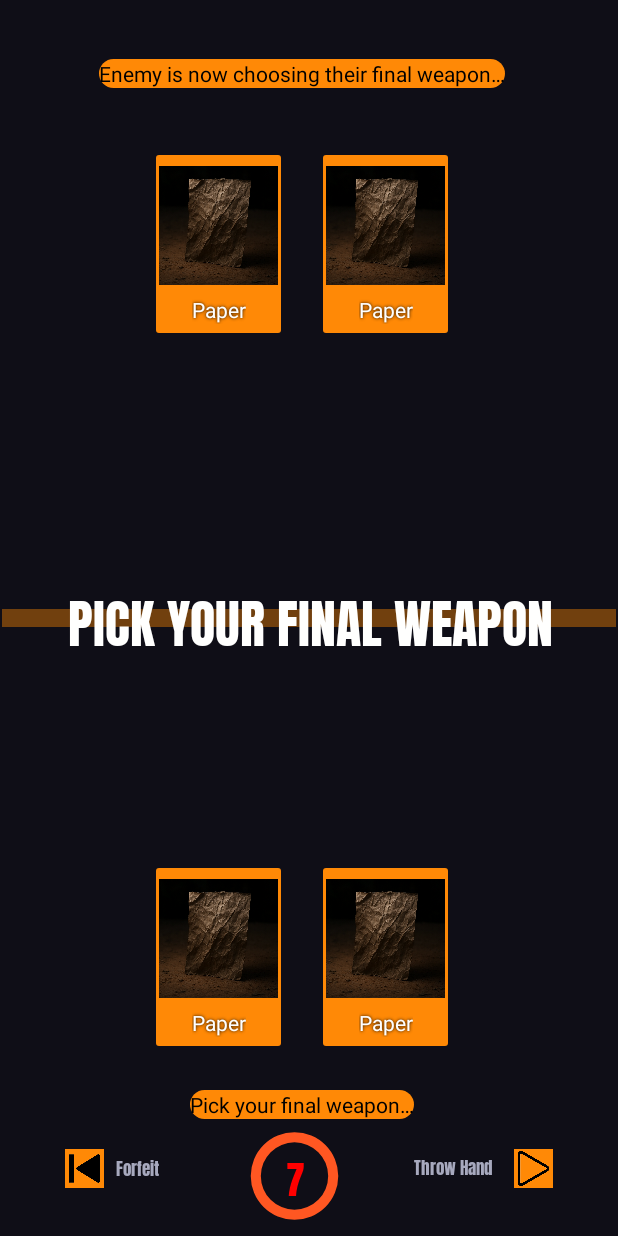
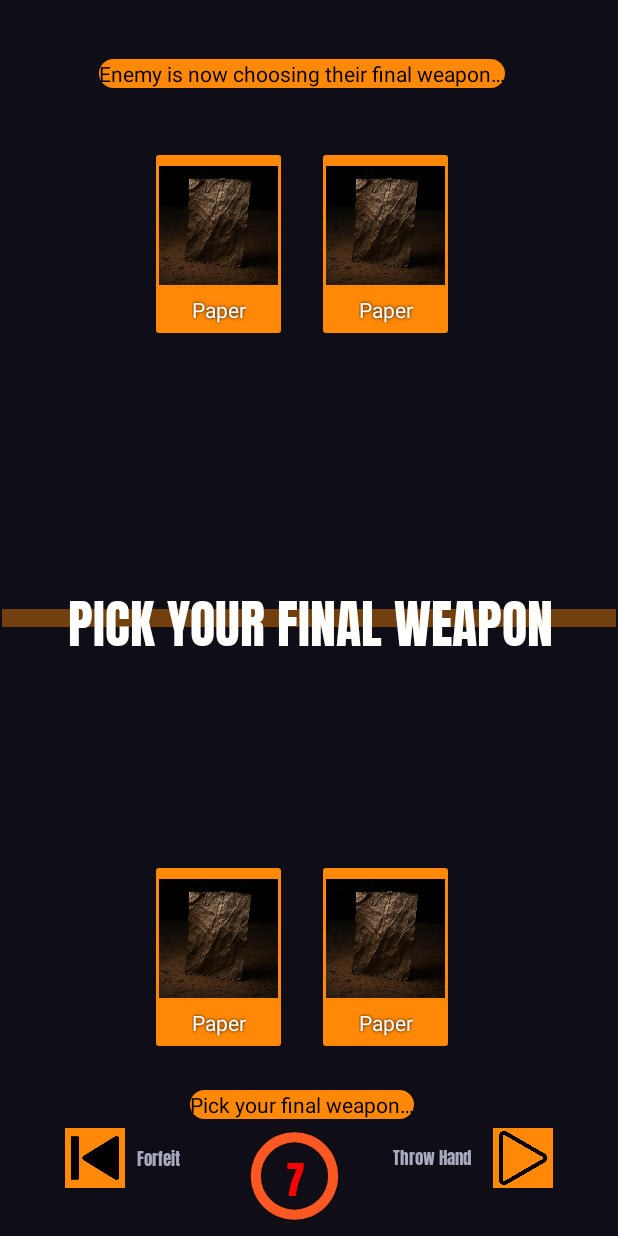
Before and after one commit to YajiHub/RockPaperScissors_MobileTW, an Android app: the FinalHandPicking screen opened directly, with no data from a screen before it, on a phone screen of 412 x 824 dp. Run offline under Robolectric (Android 15) with nearby library versions, the phone set to English and light mode, and no system bars; Roboto replaces fonts that are not available here; 2 statements that could not run were skipped.

Commit message:
Button size changed

```diff
--- a/app/src/main/res/layout/activity_final_hand_picking.xml
+++ b/app/src/main/res/layout/activity_final_hand_picking.xml
@@ -246,8 +246,8 @@
 
     <ImageView
         android:id="@+id/forfeitButton"
-        android:layout_width="26dp"
-        android:layout_height="26dp"
+        android:layout_width="40dp"
+        android:layout_height="40dp"
         android:layout_marginStart="43dp"
         android:layout_marginBottom="32dp"
         android:onClick="forfeitGame"
@@ -271,8 +271,8 @@
 
     <ImageView
         android:id="@+id/throwButton"
-        android:layout_width="26dp"
-        android:layout_height="26dp"
+        android:layout_width="40dp"
+        android:layout_height="40dp"
         android:layout_marginEnd="43dp"
         android:layout_marginBottom="32dp"
         android:onClick="throwHand"
```
Also changed, not shown: app/src/main/java/com/example/myapplication/Computer_Player.java (+0 -7 lines), app/src/main/res/layout/activity_normal_mode.xml (+4 -4 lines).
